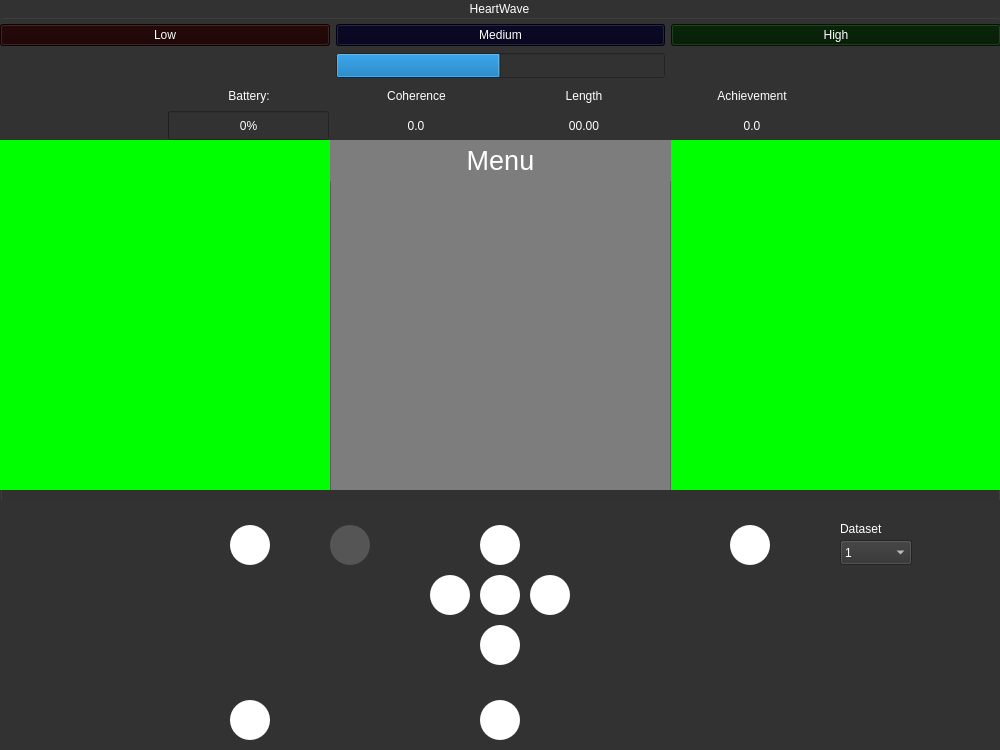
First picture: the form in HeartWave/mainwindow.ui, repository Kxushik/HeartWave, before the edit.
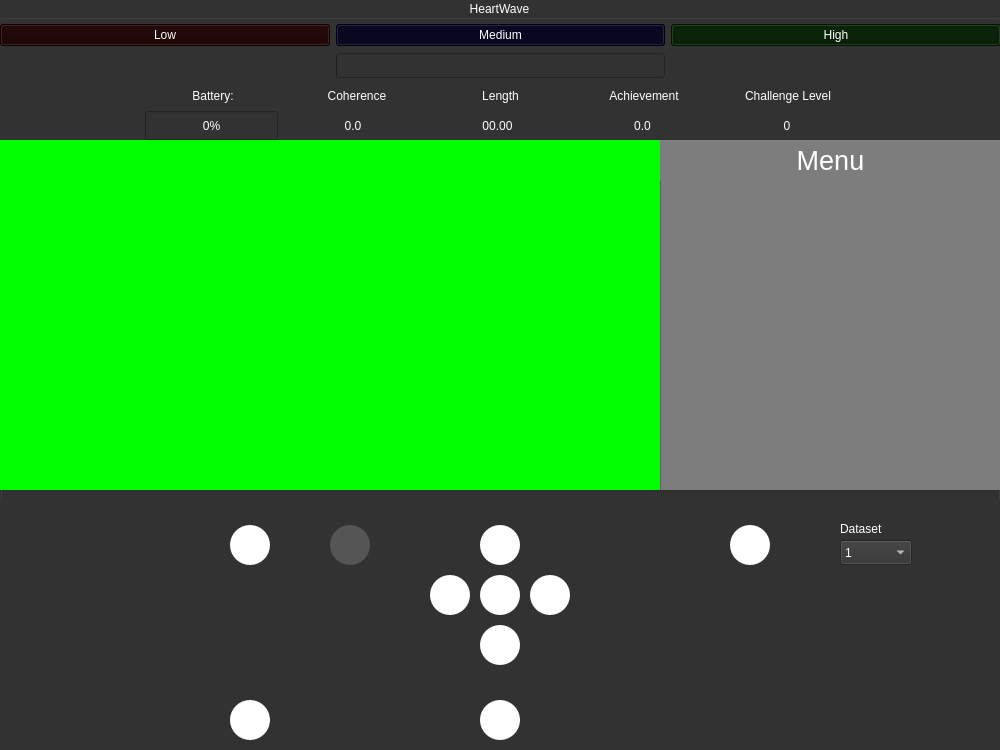
Second picture: the form after the edit. Icons and pictures are not drawn.

Diff of the .ui file:
```diff
--- a/HeartWave/mainwindow.ui
+++ b/HeartWave/mainwindow.ui
@@ -328,6 +328,16 @@
          </property>
         </widget>
        </item>
+       <item>
+        <widget class="QLabel" name="label_12">
+         <property name="text">
+          <string>Challenge Level</string>
+         </property>
+         <property name="alignment">
+          <set>Qt::AlignCenter</set>
+         </property>
+        </widget>
+       </item>
        <item>
         <widget class="QLabel" name="label_5">
          <property name="text">
@@ -361,7 +371,7 @@
         <widget class="QProgressBar" name="progressBatteryLevel">
          <property name="maximumSize">
           <size>
-           <width>161</width>
+           <width>133</width>
            <height>29</height>
           </size>
          </property>
@@ -400,6 +410,16 @@
          </property>
         </widget>
        </item>
+       <item>
+        <widget class="QLabel" name="textChallengeLevel">
+         <property name="text">
+          <string>0</string>
+         </property>
+         <property name="alignment">
+          <set>Qt::AlignCenter</set>
+         </property>
+        </widget>
+       </item>
        <item>
         <widget class="QLabel" name="label_10">
          <property name="text">
@@ -500,7 +520,7 @@
           </size>
          </property>
          <property name="value">
-          <number>50</number>
+          <number>0</number>
          </property>
          <property name="textVisible">
           <bool>false</bool>
@@ -908,17 +928,18 @@
        <rect>
         <x>0</x>
         <y>0</y>
-        <width>1001</width>
+        <width>661</width>
         <height>351</height>
        </rect>
       </property>
       <property name="styleSheet">
        <string notr="true">background-color:rgb(0,255,0)</string>
       </property>
+     </widget>
       <widget class="QListWidget" name="listMenu">
        <property name="geometry">
         <rect>
-         <x>330</x>
+        <x>660</x>
          <y>40</y>
          <width>341</width>
          <height>311</height>
@@ -934,7 +955,7 @@
       <widget class="QLabel" name="labelMenu">
        <property name="geometry">
         <rect>
-         <x>330</x>
+        <x>660</x>
          <y>0</y>
          <width>341</width>
          <height>41</height>
@@ -954,7 +975,6 @@
        <property name="alignment">
         <set>Qt::AlignCenter</set>
        </property>
-      </widget>
      </widget>
     </widget>
    </widget>
```
Lines whose indentation alone changed are shown as unchanged.
